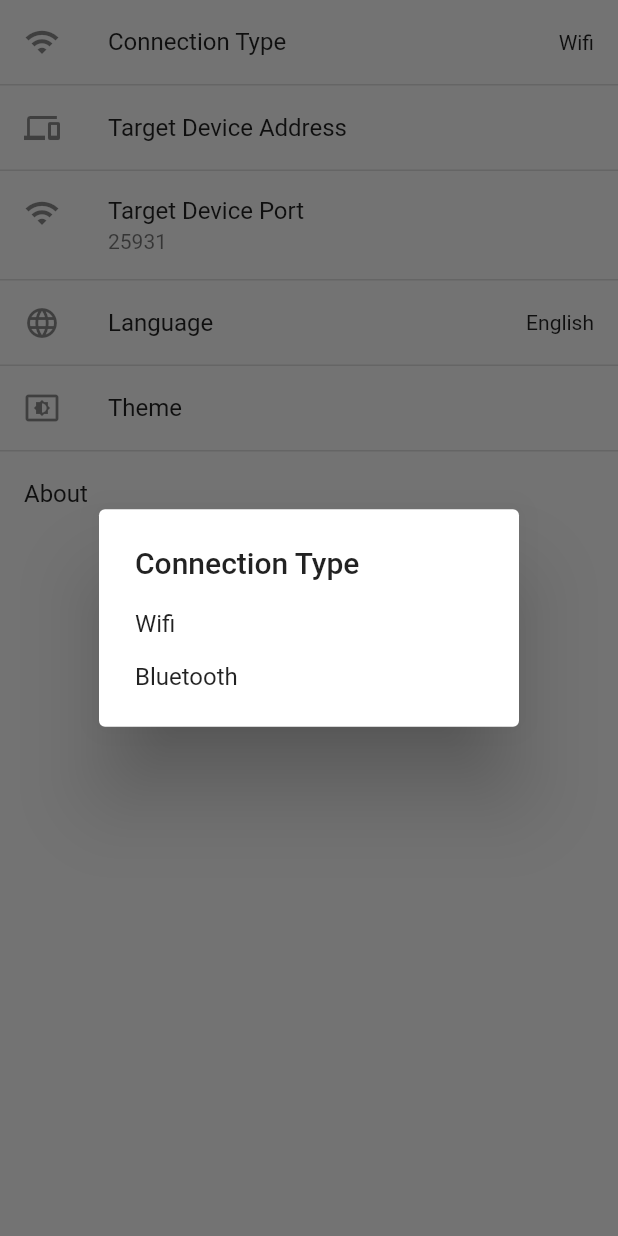
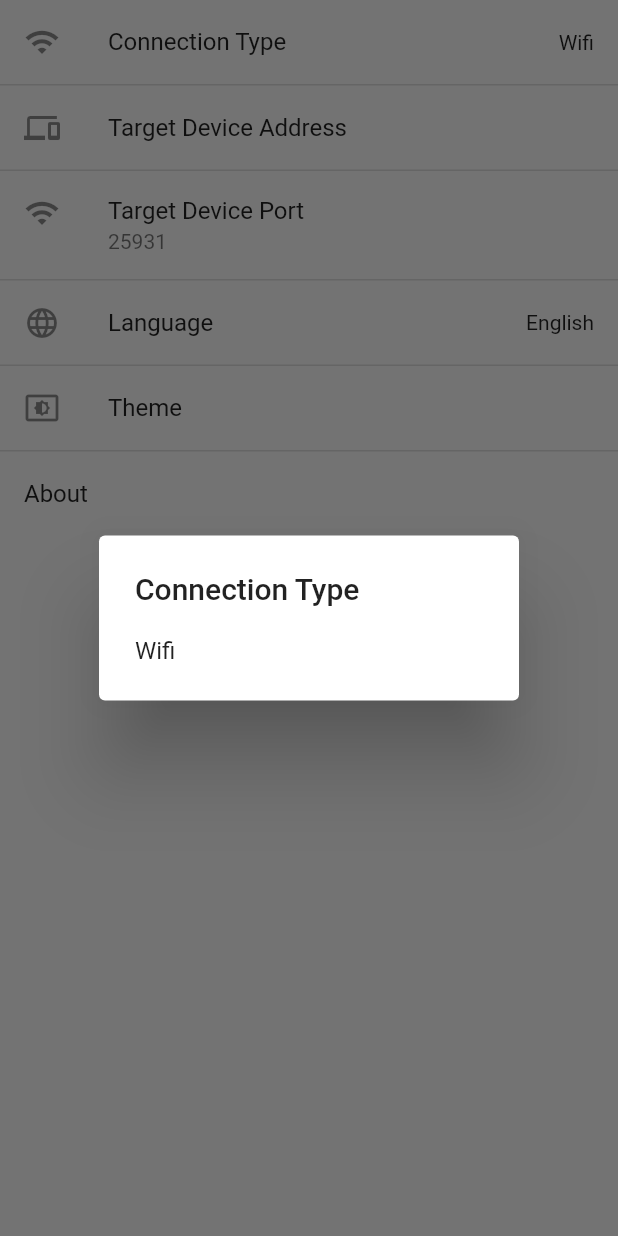
Before and after one commit to JanStefanski/VD-Connect, a Flutter app: the SettingsPage widget shown alone on an empty page, opened directly, after a tap on "Connection Type", on a phone screen of 412 x 824 dp. Run offline on Flutter 3.47's test engine with Material 2 defaults, Android fonts, the phone set to English and light mode, and no system bars; our stand-ins replace flutter_blue, shared_preferences; accounts and stored records are empty; generated files the repository leaves out were written again.

Commit message:
Hidden Bluetooth
 Hidden Bluetooth functionality as it's not ready

```diff
--- a/lib/pages/settings_page.dart
+++ b/lib/pages/settings_page.dart
@@ -12,7 +12,8 @@ class SettingsPage extends StatefulWidget {
 }
 
 class _SettingsPageState extends State<SettingsPage> {
-  List<String> connTypes = ['Wifi', 'Bluetooth'];
+  // List<String> connTypes = ['Wifi', 'Bluetooth']; // TODO: add working bluetooth
+  List<String> connTypes = ['Wifi'];
   String connType = "Wifi";
   String targetAddress = "";
   String targetPort = "";
```
